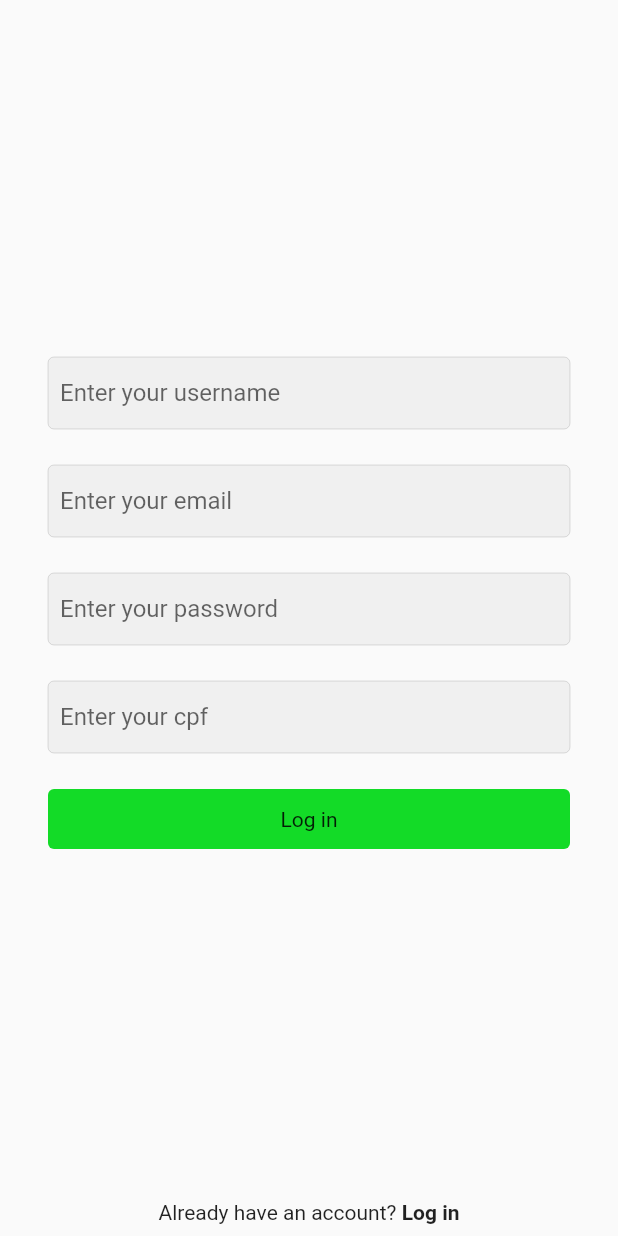
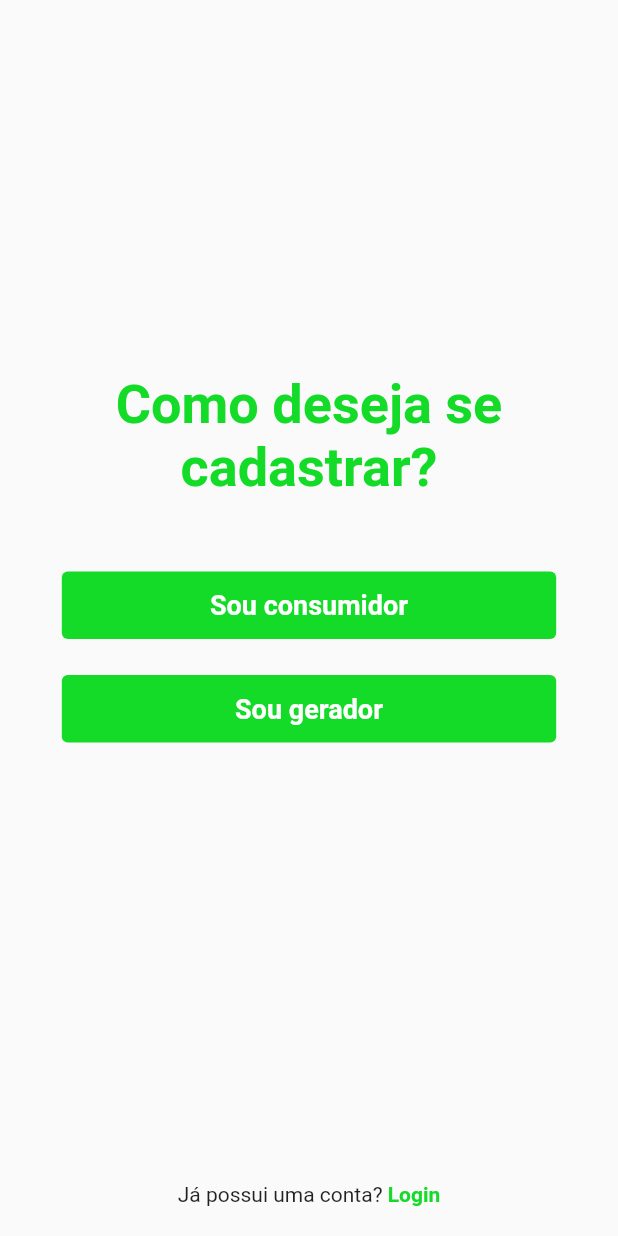
Before and after one commit to andredifs/iEnergy-app, a Flutter app: the screen it shows after launch, after a tap on "Faça aqui", on a phone screen of 412 x 824 dp. Run offline on Flutter 3.47's test engine with Material 2 defaults, Android fonts, the phone set to English and light mode, and no system bars; our stand-ins replace cloud_firestore, firebase_auth, firebase_core, mask_text_input_formatter; accounts and stored records are empty.

Commit message:
feat: add login and signin screens

```diff
--- a/lib/main.dart
+++ b/lib/main.dart
@@ -25,6 +25,7 @@ class MyApp extends StatelessWidget {
     return MultiProvider(
       providers: [ChangeNotifierProvider(create: (_) => UserProvider())],
       child: MaterialApp(
+          debugShowCheckedModeBanner: false,
           title: 'iEnergy',
           theme: ThemeData(
             primarySwatch: Colors.green,
--- a/lib/screens/login.dart
+++ b/lib/screens/login.dart
@@ -30,12 +30,10 @@ class _LoginScreenState extends State<LoginScreen> {
     setState(() {
       _isLoading = true;
     });
-    String res = await AuthMethods().loginUser(
-        email: _emailController.text, password: _passwordController.text);
+    String res = await AuthMethods().loginUser(email: _emailController.text, password: _passwordController.text);
 
     if (res == 'success') {
-      Navigator.of(context).pushReplacement(
-          MaterialPageRoute(builder: (context) => const HomeScreen()));
+      Navigator.of(context).pushReplacement(MaterialPageRoute(builder: (context) => const HomeScreen()));
     } else {
       showSnackBar(res, context);
     }
@@ -45,13 +43,24 @@ class _LoginScreenState extends State<LoginScreen> {
   }
 
   void navigateToSignUp() {
-    Navigator.of(context).pushReplacement(
-        MaterialPageRoute(builder: (context) => const SignupScreen()));
+    Navigator.of(context).pushReplacement(MaterialPageRoute(builder: (context) => const SignupScreen()));
   }
 
   @override
   Widget build(BuildContext context) {
     return Scaffold(
+      appBar: AppBar(
+        backgroundColor: greenColor,
+        centerTitle: false,
+        leading: const Icon(
+          Icons.lightbulb_outline,
+          color: primaryColor,
+        ),
+        title: const Text(
+          'iEnergy',
+          style: TextStyle(color: primaryColor),
+        ),
+      ),
       body: SafeArea(
         child: Container(
           padding: const EdgeInsets.symmetric(horizontal: 32),
@@ -60,16 +69,18 @@ class _LoginScreenState extends State<LoginScreen> {
             crossAxisAlignment: CrossAxisAlignment.center,
             children: [
               Flexible(flex: 2, child: Container()),
+              const Text(
+                "iEnergy",
+                textAlign: TextAlign.center,
+                style: TextStyle(fontSize: 48, fontWeight: FontWeight.bold, color: greenColor),
+              ),
               // SvgPicture.asset('assets/hit_spotImage.svg', color: primaryColor, height: 64)s
               const SizedBox(height: 64),
-                      TextFieldInput(
-                          textEditingController: _emailController,
-                          hintText: "Enter your email",
-                          textInputType: TextInputType.emailAddress),
+              TextFieldInput(textEditingController: _emailController, hintText: "Email", textInputType: TextInputType.emailAddress),
               const SizedBox(height: 24),
               TextFieldInput(
                 textEditingController: _passwordController,
-                        hintText: "Enter your password",
+                hintText: "Senha",
                 textInputType: TextInputType.text,
                 isPass: true,
               ),
@@ -80,16 +91,13 @@ class _LoginScreenState extends State<LoginScreen> {
                     width: double.infinity,
                     alignment: Alignment.center,
                     padding: const EdgeInsets.symmetric(vertical: 12),
-                            decoration: const ShapeDecoration(
-                                color: greenColor,
-                                shape: RoundedRectangleBorder(
-                                    borderRadius:
-                                        BorderRadius.all(Radius.circular(4)))),
+                    decoration: const ShapeDecoration(color: greenColor, shape: RoundedRectangleBorder(borderRadius: BorderRadius.all(Radius.circular(4)))),
                     child: _isLoading
-                                ? const Center(
-                                    child: CircularProgressIndicator(
-                                        color: primaryColor))
-                                : const Text("Login")),
+                        ? const Center(child: CircularProgressIndicator(color: primaryColor))
+                        : const Text(
+                            "Login",
+                            style: TextStyle(color: primaryColor, fontWeight: FontWeight.bold),
+                          )),
               ),
               const SizedBox(height: 12),
               Flexible(flex: 2, child: Container()),
@@ -104,13 +112,16 @@ class _LoginScreenState extends State<LoginScreen> {
                     onTap: navigateToSignUp,
                     child: Container(
                       padding: const EdgeInsets.symmetric(vertical: 8),
-                              child: const Text('Faça aqui',
-                                  style:
-                                      TextStyle(fontWeight: FontWeight.bold)),
+                      child: const Text('Faça aqui', style: TextStyle(color: greenColor, fontWeight: FontWeight.bold)),
                     ),
                   )
                 ],
-                      )
-                    ]))));
+              ),
+              const SizedBox(height: 12),
+            ],
+          ),
+        ),
+      ),
+    );
   }
 }
--- a/lib/screens/signup.dart
+++ b/lib/screens/signup.dart
@@ -1,152 +1,75 @@
 // ignore_for_file: use_build_context_synchronously
+import 'package:flutter/material.dart';
+import 'package:ienergy_app/screens/login.dart';
+import 'package:ienergy_app/screens/signup_customer.dart';
+import 'package:ienergy_app/utils/colors.dart';
 
-import 'dart:typed_data';
-
-import 'package:flutter/material.dart';
-import 'package:ienergy_app/resources/auth_methods.dart';
-import 'package:ienergy_app/screens/login.dart';
-import 'package:ienergy_app/utils/colors.dart';
-import 'package:ienergy_app/utils/utils.dart';
-import 'package:ienergy_app/widgets/text_field_input.dart';
-
-class SignupScreen extends StatefulWidget {
+class SignupScreen extends StatelessWidget {
   const SignupScreen({Key? key}) : super(key: key);
 
   @override
-  State<SignupScreen> createState() => _SignupScreenState();
-}
-
-class _SignupScreenState extends State<SignupScreen> {
-  final TextEditingController _emailController = TextEditingController();
-  final TextEditingController _passwordController = TextEditingController();
-  final TextEditingController _cpfController = TextEditingController();
-  final TextEditingController _usernameController = TextEditingController();
-  final TextEditingController _cepController = TextEditingController();
-  final TextEditingController _distributorController = TextEditingController();
-  final TextEditingController _energyBillController = TextEditingController();
-  bool _isLoading = false;
-
-  void dispose() {
-    super.dispose();
-    _emailController.dispose();
-    _passwordController.dispose();
-    _cpfController.dispose();
-    _usernameController.dispose();
-    _cepController.dispose();
-    _distributorController.dispose();
-    _energyBillController.dispose();
-  }
-
-//   void selectImage() async {
-//     Uint8List img = await pickImage(ImageSource.gallery);
-//     setState(() {
-//       _image = img;
-//     });
-//   }
-
-  void signupUser() async {
-    setState(() {
-      _isLoading = true;
-    });
-    String res = await AuthMethods().signUpUser(
-      email: _emailController.text,
-      password: _passwordController.text,
-      username: _usernameController.text,
-      cpf: _cpfController.text,
-      cep: _cepController.text,
-      distributor: _distributorController.text,
-      energyBill: _energyBillController.text,
-    );
-    if (res != 'success') {
-      showSnackBar(res, context);
-    } else {
-      Navigator.of(context).pushReplacement(
-          MaterialPageRoute(builder: (context) => const LoginScreen()));
-    }
-    setState(() {
-      _isLoading = false;
-    });
-  }
-
-  void navigateToLogin() {
-    Navigator.of(context).pushReplacement(
-        MaterialPageRoute(builder: (context) => const LoginScreen()));
-  }
-
-  @override
   Widget build(BuildContext context) {
-    return Scaffold(
-        body: SafeArea(
-            child: Container(
-                padding: const EdgeInsets.symmetric(horizontal: 32),
-                width: double.infinity,
-                child: Column(
-                    crossAxisAlignment: CrossAxisAlignment.center,
+    return SafeArea(
+      child: Scaffold(
+        body: Column(
           children: [
             Flexible(flex: 2, child: Container()),
-                      const SizedBox(height: 24),
-                      TextFieldInput(
-                        textEditingController: _usernameController,
-                        hintText: "Enter your username",
-                        textInputType: TextInputType.text,
+            const Text(
+              "Como deseja se\ncadastrar?",
+              textAlign: TextAlign.center,
+              style: TextStyle(fontSize: 36, fontWeight: FontWeight.bold, color: greenColor),
+            ),
+            const SizedBox(height: 48),
+            GestureDetector(
+              onTap: () => {
+                Navigator.of(context).pushReplacement(MaterialPageRoute(builder: (context) => const SignupCustomerScreen())),
+              },
+              child: Container(
+                padding: const EdgeInsets.symmetric(vertical: 12),
+                width: MediaQuery.of(context).size.width * 0.8,
+                decoration: const BoxDecoration(color: greenColor, borderRadius: BorderRadius.all(Radius.circular(4))),
+                child: const Center(
+                  child: Text("Sou consumidor", style: TextStyle(fontSize: 18, fontWeight: FontWeight.bold, color: primaryColor)),
+                ),
+              ),
             ),
             const SizedBox(height: 24),
-                      TextFieldInput(
-                          textEditingController: _emailController,
-                          hintText: "Enter your email",
-                          textInputType: TextInputType.emailAddress),
-                      const SizedBox(height: 24),
-                      TextFieldInput(
-                        textEditingController: _passwordController,
-                        hintText: "Enter your password",
-                        textInputType: TextInputType.text,
-                        isPass: true,
+            GestureDetector(
+              onTap: () => {
+                Navigator.of(context).pushReplacement(MaterialPageRoute(builder: (context) => const SignupCustomerScreen())),
+              },
+              child: Container(
+                padding: const EdgeInsets.symmetric(vertical: 12),
+                width: MediaQuery.of(context).size.width * 0.8,
+                // margin: ,
+                decoration: const BoxDecoration(color: greenColor, borderRadius: BorderRadius.all(Radius.circular(4))),
+                child: const Center(
+                  child: Text("Sou gerador", style: TextStyle(fontSize: 18, fontWeight: FontWeight.bold, color: primaryColor)),
                 ),
-                      const SizedBox(height: 24),
-                      TextFieldInput(
-                        textEditingController: _cpfController,
-                        hintText: "Enter your cpf",
-                        textInputType: TextInputType.text,
               ),
-                      const SizedBox(height: 24),
-                      InkWell(
-                        onTap: signupUser,
-                        child: Container(
-                            width: double.infinity,
-                            alignment: Alignment.center,
-                            padding: const EdgeInsets.symmetric(vertical: 12),
-                            decoration: const ShapeDecoration(
-                                color: greenColor,
-                                shape: RoundedRectangleBorder(
-                                    borderRadius:
-                                        BorderRadius.all(Radius.circular(4)))),
-                            child: _isLoading
-                                ? const Center(
-                                    child: CircularProgressIndicator(
-                                    color: primaryColor,
-                                  ))
-                                : const Text("Log in")),
             ),
-                      const SizedBox(height: 12),
+            const SizedBox(height: 36),
             Flexible(flex: 2, child: Container()),
             Row(
               mainAxisAlignment: MainAxisAlignment.center,
               children: [
                 Container(
                   padding: const EdgeInsets.symmetric(vertical: 8),
-                            child: const Text("Already have an account? "),
+                  child: const Text("Já possui uma conta? "),
                 ),
                 GestureDetector(
-                            onTap: navigateToLogin,
+                  onTap: () => {Navigator.of(context).pushReplacement(MaterialPageRoute(builder: (context) => const LoginScreen()))},
                   child: Container(
                     padding: const EdgeInsets.symmetric(vertical: 8),
-                              child: const Text('Log in',
-                                  style:
-                                      TextStyle(fontWeight: FontWeight.bold)),
+                    child: const Text('Login', style: TextStyle(color: greenColor, fontWeight: FontWeight.bold)),
                   ),
                 )
               ],
-                      )
-                    ]))));
+            ),
+            const SizedBox(height: 12),
+          ],
+        ),
+      ),
+    );
   }
 }
--- a/pubspec.yaml
+++ b/pubspec.yaml
@@ -35,6 +35,7 @@ dependencies:
   flutter:
     sdk: flutter
   image_picker: ^0.8.5+3
+  mask_text_input_formatter: ^2.3.0
   provider: ^6.0.3
 
 dev_dependencies:
```
Also changed, not shown: lib/resources/auth_methods.dart (+19 -22 lines), lib/screens/signup_customer.dart (added, +163 -0 lines), lib/screens/signup_seller.dart (added, +146 -0 lines), pubspec.lock, 2 other files. Lines whose indentation alone changed are shown as unchanged.
